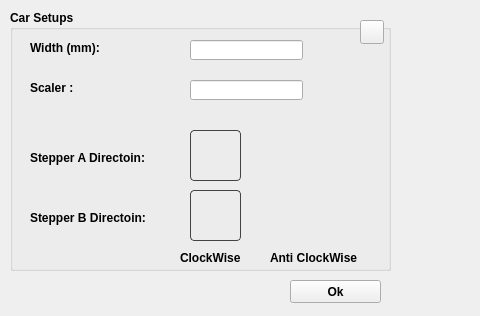
Qt form mDrawGui/CarSetup.ui (Makeblock-official/mDrawBot) before a commit; both pictures show x 0 to 480 and y 0 to 316 of the 1020 by 316 pixel window.
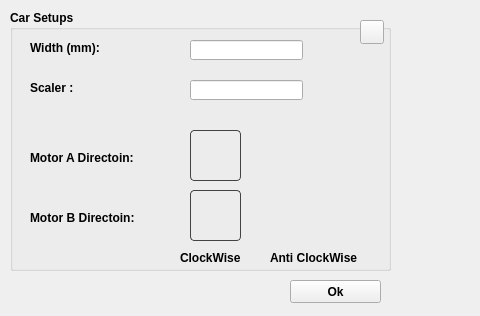
The same form after that commit. Icons and pictures are not drawn.

What changed in the file:
```diff
--- a/mDrawGui/CarSetup.ui
+++ b/mDrawGui/CarSetup.ui
@@ -73,7 +73,7 @@
      </rect>
     </property>
     <property name="text">
-     <string>Stepper A Directoin:</string>
+     <string>Motor A Directoin:</string>
     </property>
    </widget>
    <widget class="QLabel" name="label_4">
@@ -86,7 +86,7 @@
      </rect>
     </property>
     <property name="text">
-     <string>Stepper B Directoin:</string>
+     <string>Motor B Directoin:</string>
     </property>
    </widget>
    <widget class="QLabel" name="motoA_CK">
```
